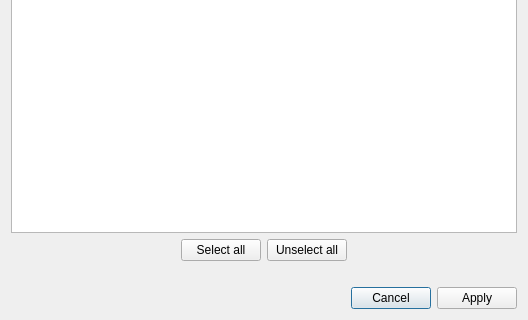
First picture: the form in src/managetagschoosecsddialog.ui, repository redmoon1945/gbp, before the edit; both pictures show x 0 to 528 and y 280 to 600 of the 528 by 600 pixel window.
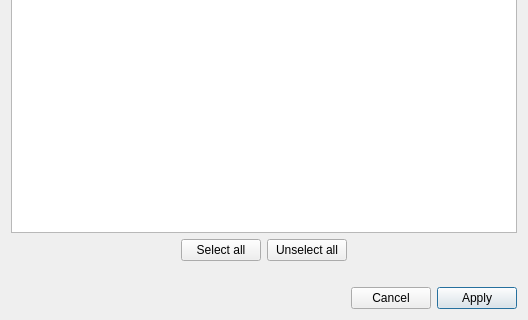
Second picture: the form after the edit.

The edit to the form file:
```diff
--- a/src/managetagschoosecsddialog.ui
+++ b/src/managetagschoosecsddialog.ui
@@ -179,8 +179,11 @@
          <property name="text">
           <string>Cancel</string>
          </property>
+         <property name="autoDefault">
+          <bool>false</bool>
+         </property>
          <property name="default">
-          <bool>true</bool>
+          <bool>false</bool>
          </property>
         </widget>
        </item>
@@ -189,6 +192,12 @@
          <property name="text">
           <string>Apply</string>
          </property>
+         <property name="autoDefault">
+          <bool>false</bool>
+         </property>
+         <property name="default">
+          <bool>true</bool>
+         </property>
         </widget>
        </item>
       </layout>
```
Left out of the diff: 9 changed lines with no effect on the pictures.
